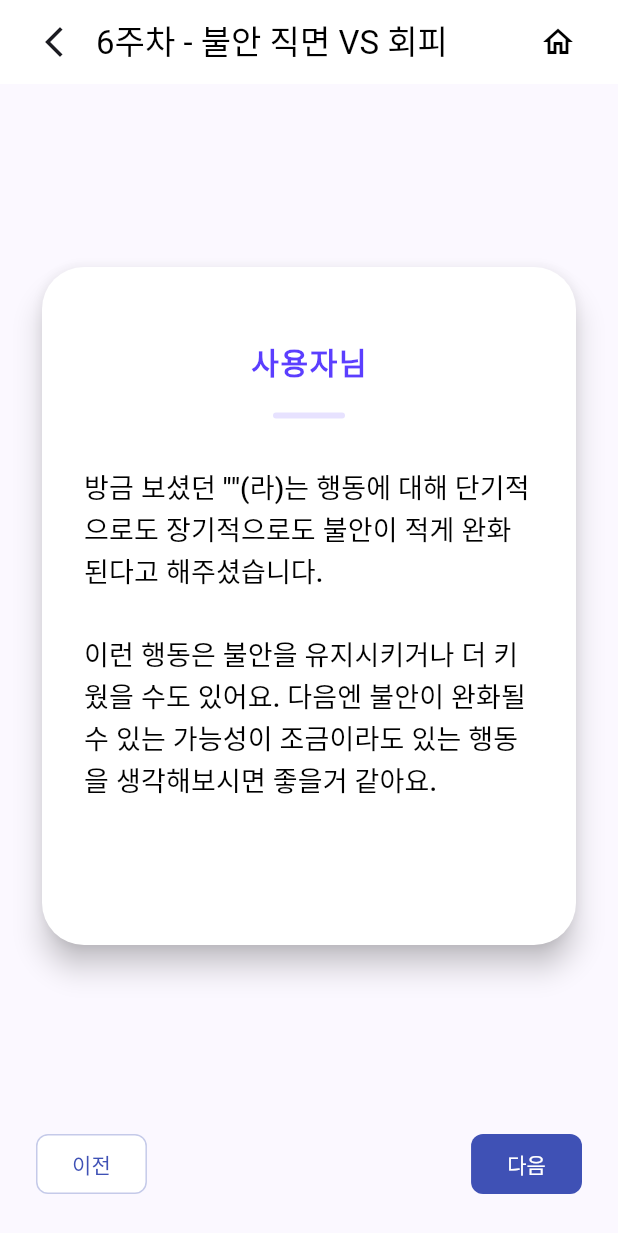
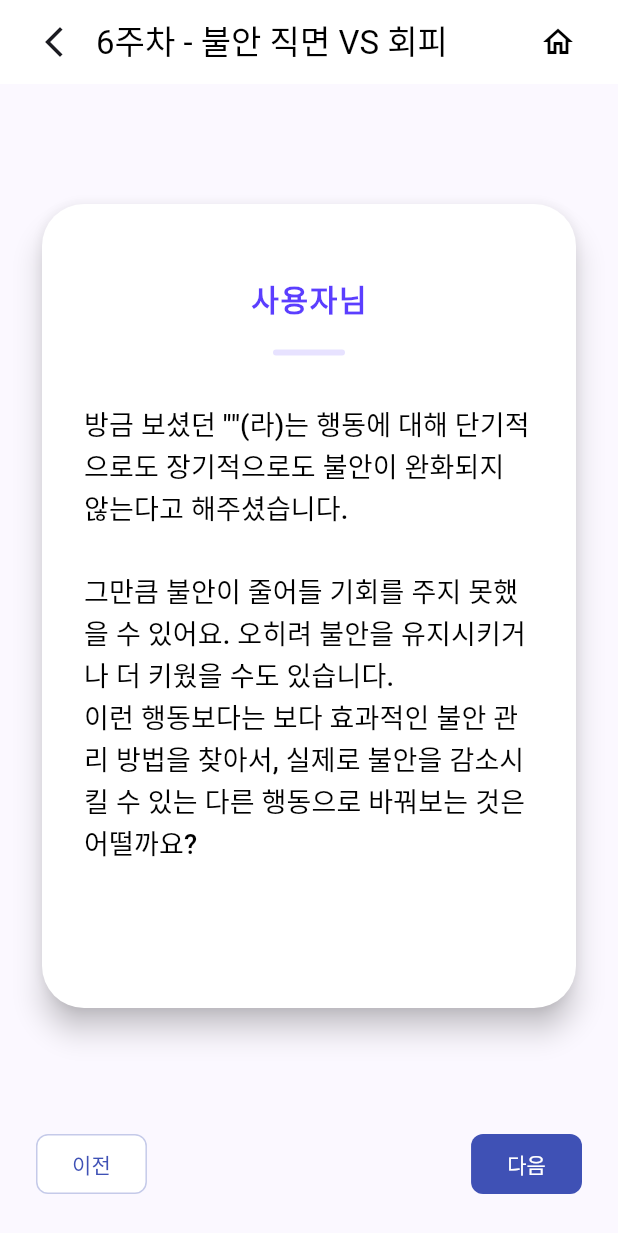
Before and after one commit to MyoungSeok-Song/Mindrium, a Flutter app: the Week6BehaviorClassificationScreen screen opened directly with empty values, on a phone screen of 412 x 824 dp. Shown: the top 1233 px of the screen. Run offline on Flutter 3.47's test engine with Material 3 defaults, Android fonts, the phone set to English and light mode, and no system bars; our stand-ins replace cloud_firestore, firebase_auth, firebase_core, fl_chart, flutter_local_notifications, flutter_map and 7 more; missing offline and left inert: geofence_service; accounts and stored records are empty.

Commit message:
6주차 수정 완

```diff
--- a/lib/features/6th_treatment/week6_behavior_classification_screen.dart
+++ b/lib/features/6th_treatment/week6_behavior_classification_screen.dart
@@ -38,19 +38,19 @@ class Week6BehaviorClassificationScreen extends StatelessWidget {
     if (isShortTermHigh && !isLongTermHigh) {
       // 단기 높고 장기 낮음 → 회피
       mainText =
-          '방금 보셨던 "$selectedBehavior"(라)는 행동에 대해 단기적으로는 불안이 많이 완화되지만 장기적으로는 적게 완화된다고 해주셨습니다. \n\n이런 행동은 보통 불안을 회피하는 행동에 가깝기 때문에, 일시적으로는 불안이 완화되어 편안함을 주지만 지속 시 불안을 해결하는 데 큰 도움이 되지 않을 수 있어요!';
+          '방금 보셨던 "$selectedBehavior"(라)는 행동에 대해 단기적으로는 완화되지만 장기적으로는 완화되지 않는다고 해주셨습니다. \n\n이런 행동은 보통 불안을 회피하는 행동에 가깝기 때문에, 일시적으로는 불안이 완화되어 편안함을 주지만 지속 시 불안을 해결하는 데 큰 도움이 되지 않을 수 있어요!';
     } else if (!isShortTermHigh && isLongTermHigh) {
       // 단기 낮고 장기 높음 → 직면
       mainText =
-          '방금 보셨던 "$selectedBehavior"(라)는 행동에 대해 단기적으로는 불안이 적게 완화되지만 장기적으로는 많이 완화된다고 해주셨습니다. \n\n이런 행동은 보통 불안을 직면하는 행동에 가깝기 때문에, 일시적으로 불안이 높아져서 처음에는 어려울 수 있지만 지속 시 불안을 해결하는 데 도움이 될 수 있어요!';
+          '방금 보셨던 "$selectedBehavior"(라)는 행동에 대해 단기적으로는 완화되지 않지만 장기적으로는 많이 완화된다고 해주셨습니다. \n\n이런 행동은 보통 불안을 직면하는 행동에 가깝기 때문에, 일시적으로 불안이 높아져서 처음에는 어려울 수 있지만 지속 시 불안을 해결하는 데 도움이 될 수 있어요!';
     } else if (isShortTermHigh && isLongTermHigh) {
       // 단기/장기 모두 높음 → 중립적(긍정)
       mainText =
-          '방금 보셨던 "$selectedBehavior"(라)는 행동에 대해 단기적으로도 장기적으로도 불안이 많이 완화된다고 해주셨습니다. \n\n좋은 부분도 있지만 여기서 주의할 점이 있어요. 만약 불안을 줄이는 데 ‘안전장치’를 썼다면 뇌는 여전히 그 장치 없이는 불안하다고 배울 수 있어요. 반대로 안전장치 없이도 불안이 줄었다면 저강도 직면이 잘 된 거예요. 이 행동이 어느 쪽에 가까운지 생각해보시면 좋을거 같아요.';
+          '방금 보셨던 "$selectedBehavior"(라)는 행동에 대해 단기적으로도 장기적으로도 불안이 완화된다고 해주셨습니다.\n\n하지만 안전장치에 의존하다 보면 실제 불안을 줄이는데 도움이 안될 수 있습니다.\n왜냐하면 뇌는 여전히 그 장치 없이는 불안하다고 배우게 되기 때문입니다. 안전장치를 계속 사용하면 일시적으로는 편안함을 느낄 수 있지만, 궁극적으로는 안전장치 없이도 불안을 관리할 수 있는 능력을 기를 기회를 놓치게 될 수 있어요.\n이 행동이 정말 장기적으로도 도움이 되는지 다시 한번 생각해보는 시간을 가져보면 어떨까요?';
     } else {
       // 단기/장기 모두 낮음 → 중립적(부정)
       mainText =
-          '방금 보셨던 "$selectedBehavior"(라)는 행동에 대해 단기적으로도 장기적으로도 불안이 적게 완화된다고 해주셨습니다. \n\n이런 행동은 불안을 유지시키거나 더 키웠을 수도 있어요. 다음엔 불안이 완화될 수 있는 가능성이 조금이라도 있는 행동을 생각해보시면 좋을거 같아요.';
+          '방금 보셨던 "$selectedBehavior"(라)는 행동에 대해 단기적으로도 장기적으로도 불안이 완화되지 않는다고 해주셨습니다. \n\n그만큼 불안이 줄어들 기회를 주지 못했을 수 있어요. 오히려 불안을 유지시키거나 더 키웠을 수도 있습니다.\n이런 행동보다는 보다 효과적인 불안 관리 방법을 찾아서, 실제로 불안을 감소시킬 수 있는 다른 행동으로 바꿔보는 것은 어떨까요?';
     }
 
     return Scaffold(
--- a/lib/features/6th_treatment/week6_behavior_reflection_screen.dart
+++ b/lib/features/6th_treatment/week6_behavior_reflection_screen.dart
@@ -114,10 +114,10 @@ class _Week6BehaviorReflectionScreenState
           '방금 보셨던 "${widget.selectedBehavior}"(라)는 행동에 대해 불안을 직면하는 행동이라고 선택하셨지만, 실제로는 불안을 회피하는 쪽에 가까워 보이네요.';
     } else if (isShortTermHigh && isLongTermHigh) {
       mainText =
-          '방금 보셨던 "${widget.selectedBehavior}"(라)는 행동에 대해 불안을 ${userChoice}이라고 선택하셨는데, 실제로는 중립적인 행동에 가까워 보이네요.';
+          '방금 보셨던 "${widget.selectedBehavior}"(라)는 행동에 대해 불안을 ${userChoice}이라고 선택하셨네요.';
     } else {
       mainText =
-          '방금 보셨던 "${widget.selectedBehavior}"(라)는 행동에 대해 불안을 ${userChoice}이라고 선택하셨는데, 실제로는 중립적인 행동에 가까워 보이네요.';
+          '방금 보셨던 "${widget.selectedBehavior}"(라)는 행동에 대해 불안을 ${userChoice}이라고 선택하셨네요.';
     }
     subText = '이 행동이 과연 나에게 도움이 되는지 다시 한번 더 생각해보아요!';
 
--- a/lib/features/6th_treatment/week6_classfication_screen.dart
+++ b/lib/features/6th_treatment/week6_classfication_screen.dart
@@ -227,7 +227,7 @@ class Week6ClassificationScreenState extends State<Week6ClassificationScreen> {
                         crossAxisAlignment: CrossAxisAlignment.center,
                         children: [
                           const Text(
-                            "위 행동에 대해 불안을 직면하는 행동인지 회피하는 행동인지 선택해주세요.",
+                            "위 행동에 대해 어떤 행동인지 선택하고\n다음을 눌러주세요.",
                             style: TextStyle(
                               fontSize: 16,
                               color: Colors.black87,
--- a/lib/features/6th_treatment/week6_concentration_screen.dart
+++ b/lib/features/6th_treatment/week6_concentration_screen.dart
@@ -180,7 +180,7 @@ class _Week6ConcentrationScreenState extends State<Week6ConcentrationScreen> {
                           if (_showSituation)
                             Text(
                               _abcModel != null
-                                  ? '"${_abcModel!['activatingEvent'] ?? ''}" (라)는 상황에서 "${_getFirstBehavior(_abcModel!['consequence_behavior'])}"(라)고 행동을 하였습니다.\n당시의 상황에 대해 잠시 집중해보겠습니다.'
+                                  ? '"${_abcModel!['activatingEvent'] ?? ''}" (이)라는 상황에서 "${_getFirstBehavior(_abcModel!['consequence_behavior'])}"(이)라고 행동을 하였습니다.\n당시의 상황에 대해 잠시 집중해보겠습니다.'
                                   : '이때의 상황을\n자세하게 집중해 보세요.',
                               style: const TextStyle(
                                 fontSize: 18,
@@ -189,7 +189,7 @@ class _Week6ConcentrationScreenState extends State<Week6ConcentrationScreen> {
                                 height: 1.5,
                                 letterSpacing: 0.1,
                               ),
-                              textAlign: TextAlign.center,
+                              textAlign: TextAlign.left,
                             )
                           else
                             Text(
@@ -201,7 +201,7 @@ class _Week6ConcentrationScreenState extends State<Week6ConcentrationScreen> {
                                 height: 1.5,
                                 letterSpacing: 0.1,
                               ),
-                              textAlign: TextAlign.center,
+                              textAlign: TextAlign.left,
                             ),
                         ],
                       ),
--- a/lib/features/6th_treatment/week6_next_relieve_screen.dart
+++ b/lib/features/6th_treatment/week6_next_relieve_screen.dart
@@ -37,11 +37,11 @@ class _Week6NextRelieveScreenState extends State<Week6NextRelieveScreen> {
 
     if (widget.behaviorType == 'face') {
       mainText =
-          '방금 보셨던 "${widget.selectedBehavior}"(라)는 행동을 불안을 직면하는 행동이라고 선택하셨네요.';
+          '방금 보셨던 "${widget.selectedBehavior}"(이)라는 행동을 불안을 직면하는 행동이라고 선택하셨네요.';
       subText = '불안을 직면하는 행동이라고 생각을 해봤을 때 단기적으로 얼마나 불안을 완화할 수 있는지 알아볼게요!';
     } else {
       mainText =
-          '방금 보셨던 "${widget.selectedBehavior}"(라)는 행동을 불안을 회피하는 행동이라고 선택하셨네요.';
+          '방금 보셨던 "${widget.selectedBehavior}"(이)라는 행동을 불안을 회피하는 행동이라고 선택하셨네요.';
       subText = '불안을 회피하는 행동이라고 생각을 해봤을 때 단기적으로 얼마나 불안을 완화할 수 있는지 알아볼게요!';
     }
 
@@ -97,7 +97,7 @@ class _Week6NextRelieveScreenState extends State<Week6NextRelieveScreen> {
                           height: 1.5,
                           letterSpacing: 0.1,
                         ),
-                        textAlign: TextAlign.center,
+                        textAlign: TextAlign.left,
                       )
                     else
                       Text(
@@ -109,7 +109,7 @@ class _Week6NextRelieveScreenState extends State<Week6NextRelieveScreen> {
                           height: 1.5,
                           letterSpacing: 0.1,
                         ),
-                        textAlign: TextAlign.center,
+                        textAlign: TextAlign.left,
                       ),
                     const SizedBox(height: 48),
                   ],
--- a/lib/features/6th_treatment/week6_relieve_result_screen.dart
+++ b/lib/features/6th_treatment/week6_relieve_result_screen.dart
@@ -49,14 +49,14 @@ class _Week6RelieveResultScreenState extends State<Week6RelieveResultScreen> {
     if (widget.behaviorType == 'face') {
       if (isHighRelief) {
         mainText =
-            '방금 보셨던 "${widget.selectedBehavior}"(라)는 행동을 하게 되면\n$timePeriod적으로 불안이 많이 완화된다고 생각하시는군요.';
+            '방금 보셨던 "${widget.selectedBehavior}"(이)라는 행동을 하게 되면\n$timePeriod적으로 불안이 많이 완화된다고 생각하시는군요.';
         subText =
             widget.isLongTerm
                 ? '잘 따라오고 계십니다! 이제 위 행동이 어떤 유형에 속하는지 알아보겠습니다.'
                 : '이번에는 위 행동이 장기적으로 얼마나 불안을 완화할 수 있는지 알아볼게요!';
       } else {
         mainText =
-            '방금 보셨던 "${widget.selectedBehavior}"(라)는 행동을 하게 되면\n$timePeriod적으로 불안이 적게 완화된다고 생각하시는군요.';
+            '방금 보셨던 "${widget.selectedBehavior}"(이)라는 행동을 하게 되면\n$timePeriod적으로 불안이 적게 완화된다고 생각하시는군요.';
         subText =
             widget.isLongTerm
                 ? '잘 따라오고 계십니다! 이제 위 행동이 어떤 유형에 속하는지 알아보겠습니다.'
@@ -65,14 +65,14 @@ class _Week6RelieveResultScreenState extends State<Week6RelieveResultScreen> {
     } else {
       if (isHighRelief) {
         mainText =
-            '방금 보셨던 "${widget.selectedBehavior}"(라)는 행동을 하게 되면\n$timePeriod적으로 불안이 많이 완화된다고 생각하시는군요.';
+            '방금 보셨던 "${widget.selectedBehavior}"(이)라는 행동을 하게 되면\n$timePeriod적으로 불안이 많이 완화된다고 생각하시는군요.';
         subText =
             widget.isLongTerm
                 ? '잘 따라오고 계십니다! 이제 위 행동이 어떤 유형에 속하는지 알아보겠습니다.'
                 : '이번에는 위 행동이 장기적으로 얼마나 불안을 완화할 수 있는지 알아볼게요!';
       } else {
         mainText =
-            '방금 보셨던 "${widget.selectedBehavior}"(라)는 행동을 하게 되면\n$timePeriod적으로 불안이 적게 완화된다고 생각하시는군요.';
+            '방금 보셨던 "${widget.selectedBehavior}"(이)라는 행동을 하게 되면\n$timePeriod적으로 불안이 적게 완화된다고 생각하시는군요.';
         subText =
             widget.isLongTerm
                 ? '잘 따라오고 계십니다! 이제 위 행동이 어떤 유형에 속하는지 알아보겠습니다.'
@@ -132,7 +132,7 @@ class _Week6RelieveResultScreenState extends State<Week6RelieveResultScreen> {
                           height: 1.5,
                           letterSpacing: 0.1,
                         ),
-                        textAlign: TextAlign.center,
+                        textAlign: TextAlign.left,
                       )
                     else
                       Text(
@@ -144,7 +144,7 @@ class _Week6RelieveResultScreenState extends State<Week6RelieveResultScreen> {
                           height: 1.5,
                           letterSpacing: 0.1,
                         ),
-                        textAlign: TextAlign.center,
+                        textAlign: TextAlign.left,
                       ),
                     const SizedBox(height: 48),
                   ],
--- a/lib/features/6th_treatment/week6_relieve_slider_screen.dart
+++ b/lib/features/6th_treatment/week6_relieve_slider_screen.dart
@@ -112,8 +112,8 @@ class _Week6RelieveSliderScreenState extends State<Week6RelieveSliderScreen> {
                       children: [
                         Text(
                           widget.isLongTerm
-                              ? '위 행동을 하신다면 장기적으로 불안이 완화될 것 같으신가요?\n아래 버튼 중 하나를 선택해 주세요.'
-                              : '위 행동을 하신다면 단기적으로 불안이 완화될 것 같으신가요?\n아래 버튼 중 하나를 선택해 주세요.',
+                              ? '위 행동을 하신다면 장기적으로 불안이 완화될 것 같으신가요? 아래 버튼 중 하나를 선택하고 다음을 눌러주세요.'
+                              : '위 행동을 하신다면 단기적으로 불안이 완화될 것 같으신가요? 아래 버튼 중 하나를 선택하고 다음을 눌러주세요.',
                           style: const TextStyle(
                             fontSize: 16,
                             color: Colors.black,
```
Also changed, not shown: 1 other file.
